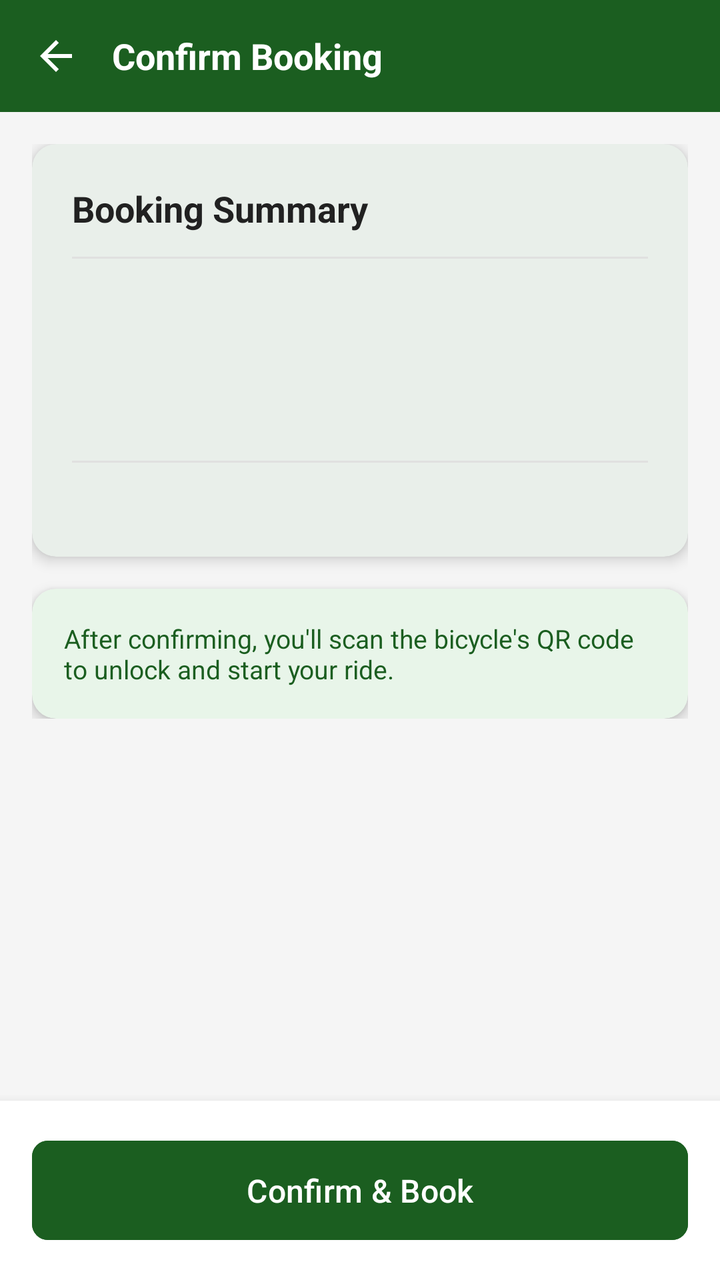
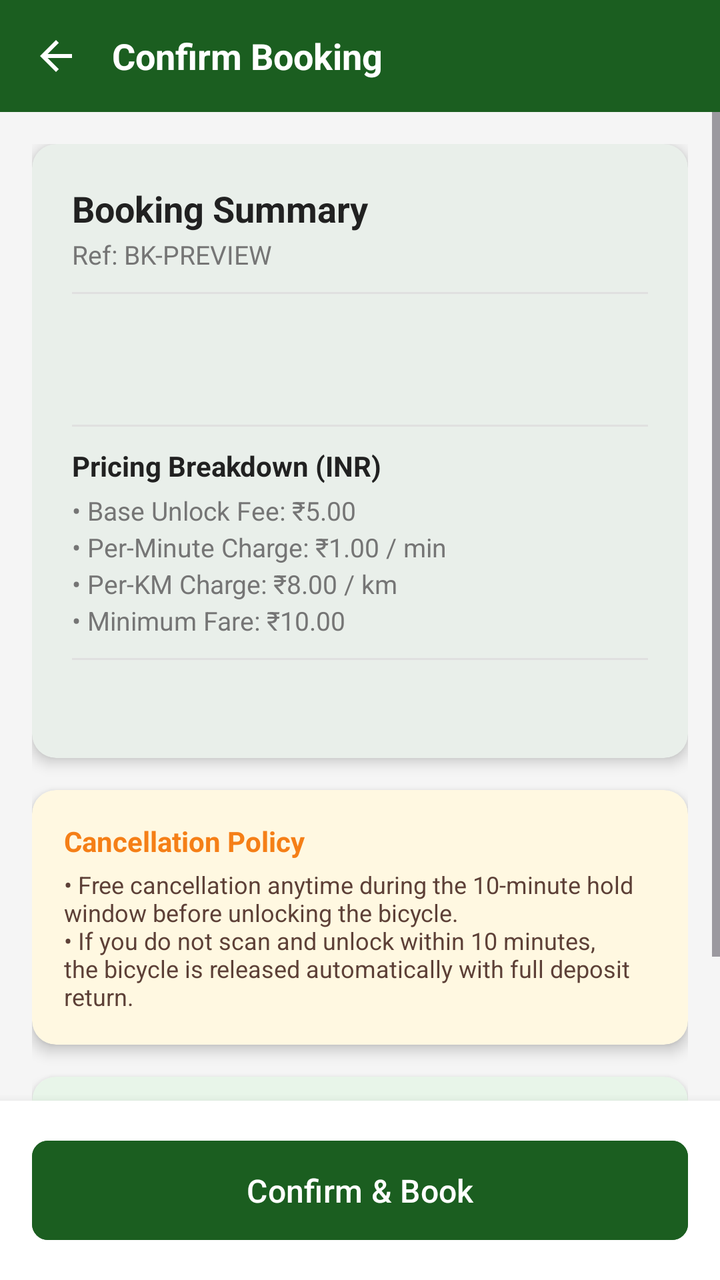

Two renders of the same Android screen: before a commit and after it. Below are the layout's source before the change and the commit's diff.
<!-- AndroidManifest.xml: application theme Theme.BicycleBookingApp -->
<!-- res/layout/fragment_booking_confirm.xml -->
<?xml version="1.0" encoding="utf-8"?>
<LinearLayout xmlns:android="http://schemas.android.com/apk/res/android"
    xmlns:app="http://schemas.android.com/apk/res-auto"
    android:layout_width="match_parent"
    android:layout_height="match_parent"
    android:background="@color/colorBackground"
    android:orientation="vertical">

    
    <LinearLayout
        android:layout_width="match_parent"
        android:layout_height="56dp"
        android:background="@color/colorPrimary"
        android:gravity="center_vertical"
        android:orientation="horizontal"
        android:paddingStart="8dp">

        <ImageView
            android:id="@+id/ivBack"
            android:layout_width="40dp"
            android:layout_height="40dp"
            android:src="@drawable/ic_back"
            android:contentDescription="Back"
            android:padding="8dp"
            android:tint="@color/white" />

        <TextView
            android:layout_width="wrap_content"
            android:layout_height="wrap_content"
            android:layout_marginStart="8dp"
            android:text="Confirm Booking"
            android:textColor="@color/white"
            android:textSize="18sp"
            android:textStyle="bold" />
    </LinearLayout>

    <ScrollView
        android:layout_width="match_parent"
        android:layout_height="0dp"
        android:layout_weight="1">

        <LinearLayout
            android:layout_width="match_parent"
            android:layout_height="wrap_content"
            android:orientation="vertical"
            android:padding="16dp">

            
            <com.google.android.material.card.MaterialCardView
                style="@style/CardStyle"
                android:layout_width="match_parent"
                android:layout_height="wrap_content"
                android:layout_marginBottom="16dp">

                <LinearLayout
                    android:layout_width="match_parent"
                    android:layout_height="wrap_content"
                    android:orientation="vertical"
                    android:padding="20dp">

                    <TextView
                        android:layout_width="wrap_content"
                        android:layout_height="wrap_content"
                        android:text="Booking Summary"
                        android:textColor="@color/colorTextPrimary"
                        android:textSize="18sp"
                        android:textStyle="bold" />

                    <View
                        android:layout_width="match_parent"
                        android:layout_height="1dp"
                        android:layout_marginTop="12dp"
                        android:layout_marginBottom="12dp"
                        android:background="@color/colorDivider" />

                    <TextView
                        android:id="@+id/tvBicycleId"
                        android:layout_width="wrap_content"
                        android:layout_height="wrap_content"
                        android:textColor="@color/colorTextPrimary"
                        android:textSize="15sp" />

                    <TextView
                        android:id="@+id/tvStation"
                        android:layout_width="wrap_content"
                        android:layout_height="wrap_content"
                        android:layout_marginTop="8dp"
                        android:textColor="@color/colorTextPrimary"
                        android:textSize="15sp" />

                    <TextView
                        android:id="@+id/tvRate"
                        android:layout_width="wrap_content"
                        android:layout_height="wrap_content"
                        android:layout_marginTop="8dp"
                        android:textColor="@color/colorAccent"
                        android:textSize="15sp"
                        android:textStyle="bold" />

                    <View
                        android:layout_width="match_parent"
                        android:layout_height="1dp"
                        android:layout_marginTop="12dp"
                        android:layout_marginBottom="8dp"
                        android:background="@color/colorDivider" />

                    <TextView
                        android:id="@+id/tvDeposit"
                        android:layout_width="wrap_content"
                        android:layout_height="wrap_content"
                        android:textColor="@color/colorPrimary"
                        android:textSize="14sp"
                        android:textStyle="bold" />

                </LinearLayout>
            </com.google.android.material.card.MaterialCardView>

            
            <com.google.android.material.card.MaterialCardView
                style="@style/CardStyle"
                android:layout_width="match_parent"
                android:layout_height="wrap_content"
                app:cardBackgroundColor="#E8F5E9">

                <TextView
                    android:layout_width="match_parent"
                    android:layout_height="wrap_content"
                    android:padding="16dp"
                    android:text="After confirming, you'll scan the bicycle's QR code to unlock and start your ride."
                    android:textColor="@color/colorPrimary"
                    android:textSize="13sp" />
            </com.google.android.material.card.MaterialCardView>

            <TextView
                android:id="@+id/tvError"
                android:layout_width="match_parent"
                android:layout_height="wrap_content"
                android:layout_marginTop="12dp"
                android:textColor="@color/colorUnavailable"
                android:textSize="13sp"
                android:visibility="gone" />

        </LinearLayout>
    </ScrollView>

    
    <LinearLayout
        android:layout_width="match_parent"
        android:layout_height="wrap_content"
        android:background="@color/colorSurface"
        android:elevation="8dp"
        android:orientation="vertical"
        android:padding="16dp">

        <ProgressBar
            android:id="@+id/progressBar"
            android:layout_width="wrap_content"
            android:layout_height="wrap_content"
            android:layout_gravity="center_horizontal"
            android:layout_marginBottom="8dp"
            android:visibility="gone" />

        <com.google.android.material.button.MaterialButton
            android:id="@+id/btnConfirmBooking"
            style="@style/PrimaryButton"
            android:layout_width="match_parent"
            android:layout_height="wrap_content"
            android:text="Confirm &amp; Book" />
    </LinearLayout>

</LinearLayout>
<!-- resources referenced by this layout -->
<resources>
  <color name="colorAccent">#FF6F00</color>
  <color name="colorBackground">#F5F5F5</color>
  <color name="colorDivider">#E0E0E0</color>
  <color name="colorPrimary">#1B5E20</color>
  <color name="colorSurface">#FFFFFF</color>
  <color name="colorTextPrimary">#212121</color>
  <color name="colorUnavailable">#F44336</color>
  <color name="white">#FFFFFFFF</color>
  <!-- drawable ic_back (drawable) -->
  <?xml version="1.0" encoding="utf-8"?>
  <vector xmlns:android="http://schemas.android.com/apk/res/android"
      android:width="24dp"
      android:height="24dp"
      android:viewportWidth="24"
      android:viewportHeight="24">
      <path
          android:fillColor="@android:color/black"
          android:pathData="M20,11H7.83l5.59,-5.59L12,4l-8,8 8,8 1.41,-1.41L7.83,13H20v-2z" />
  </vector>
  <style name="CardStyle" parent="Widget.Material3.CardView.Elevated">
          <item name="cardCornerRadius">12dp</item>
          <item name="cardElevation">4dp</item>
          <item name="cardBackgroundColor">@color/colorCardBackground</item>
      </style>
  <style name="PrimaryButton" parent="Widget.Material3.Button">
          <item name="android:backgroundTint">@color/colorPrimary</item>
          <item name="android:textColor">@color/white</item>
          <item name="cornerRadius">8dp</item>
          <item name="android:textSize">16sp</item>
          <item name="android:paddingTop">14dp</item>
          <item name="android:paddingBottom">14dp</item>
      </style>
  <style name="Theme.BicycleBookingApp" parent="Base.Theme.BicycleBookingApp" />
  <color name="colorCardBackground">#FFFFFF</color>
  <style name="Base.Theme.BicycleBookingApp" parent="Theme.Material3.Light.NoActionBar">
          <item name="colorPrimary">@color/colorPrimary</item>
          <item name="colorPrimaryVariant">@color/colorPrimaryDark</item>
          <item name="colorOnPrimary">@color/white</item>
          <item name="colorSecondary">@color/colorAccent</item>
          <item name="colorOnSecondary">@color/white</item>
          <item name="android:colorBackground">@color/colorBackground</item>
          <item name="colorSurface">@color/colorSurface</item>
          <item name="android:statusBarColor">@color/colorPrimary</item>
          <item name="android:navigationBarColor">@color/white</item>
      </style>
  <color name="colorPrimaryDark">#003300</color>
</resources>

<!-- the commit's change to res/layout/fragment_booking_confirm.xml (unified diff, before → after) -->
@@ -66,11 +66,20 @@
                         android:textSize="18sp"
                         android:textStyle="bold" />
 
+                    <TextView
+                        android:id="@+id/tvBookingRef"
+                        android:layout_width="wrap_content"
+                        android:layout_height="wrap_content"
+                        android:layout_marginTop="2dp"
+                        android:text="Ref: BK-PREVIEW"
+                        android:textColor="@color/colorTextSecondary"
+                        android:textSize="13sp" />
+
                     <View
                         android:layout_width="match_parent"
                         android:layout_height="1dp"
-                        android:layout_marginTop="12dp"
-                        android:layout_marginBottom="12dp"
+                        android:layout_marginTop="10dp"
+                        android:layout_marginBottom="10dp"
                         android:background="@color/colorDivider" />
 
                     <TextView
@@ -78,30 +87,47 @@
                         android:layout_width="wrap_content"
                         android:layout_height="wrap_content"
                         android:textColor="@color/colorTextPrimary"
-                        android:textSize="15sp" />
+                        android:textSize="15sp"
+                        android:textStyle="bold" />
 
                     <TextView
                         android:id="@+id/tvStation"
                         android:layout_width="wrap_content"
                         android:layout_height="wrap_content"
-                        android:layout_marginTop="8dp"
-                        android:textColor="@color/colorTextPrimary"
-                        android:textSize="15sp" />
+                        android:layout_marginTop="6dp"
+                        android:textColor="@color/colorTextPrimary"
+                        android:textSize="14sp" />
+
+                    <View
+                        android:layout_width="match_parent"
+                        android:layout_height="1dp"
+                        android:layout_marginTop="10dp"
+                        android:layout_marginBottom="10dp"
+                        android:background="@color/colorDivider" />
+
+                    <TextView
+                        android:layout_width="wrap_content"
+                        android:layout_height="wrap_content"
+                        android:text="Pricing Breakdown (INR)"
+                        android:textColor="@color/colorTextPrimary"
+                        android:textSize="14sp"
+                        android:textStyle="bold" />
 
                     <TextView
                         android:id="@+id/tvRate"
                         android:layout_width="wrap_content"
                         android:layout_height="wrap_content"
-                        android:layout_marginTop="8dp"
-                        android:textColor="@color/colorAccent"
-                        android:textSize="15sp"
-                        android:textStyle="bold" />
+                        android:layout_marginTop="4dp"
+                        android:lineSpacingExtra="3dp"
+                        android:text="• Base Unlock Fee: ₹5.00\n• Per-Minute Charge: ₹1.00 / min\n• Per-KM Charge: ₹8.00 / km\n• Minimum Fare: ₹10.00"
+                        android:textColor="@color/colorTextSecondary"
+                        android:textSize="13sp" />
 
                     <View
                         android:layout_width="match_parent"
                         android:layout_height="1dp"
-                        android:layout_marginTop="12dp"
-                        android:layout_marginBottom="8dp"
+                        android:layout_marginTop="10dp"
+                        android:layout_marginBottom="10dp"
                         android:background="@color/colorDivider" />
 
                     <TextView
@@ -112,6 +138,38 @@
                         android:textSize="14sp"
                         android:textStyle="bold" />
 
+                </LinearLayout>
+            </com.google.android.material.card.MaterialCardView>
+
+            
+            <com.google.android.material.card.MaterialCardView
+                style="@style/CardStyle"
+                android:layout_width="match_parent"
+                android:layout_height="wrap_content"
+                android:layout_marginBottom="16dp"
+                app:cardBackgroundColor="#FFF8E1">
+
+                <LinearLayout
+                    android:layout_width="match_parent"
+                    android:layout_height="wrap_content"
+                    android:orientation="vertical"
+                    android:padding="16dp">
+
+                    <TextView
+                        android:layout_width="wrap_content"
+                        android:layout_height="wrap_content"
+                        android:text="Cancellation Policy"
+                        android:textColor="#F57F17"
+                        android:textSize="14sp"
+                        android:textStyle="bold" />
+
+                    <TextView
+                        android:layout_width="match_parent"
+                        android:layout_height="wrap_content"
+                        android:layout_marginTop="4dp"
+                        android:text="• Free cancellation anytime during the 10-minute hold window before unlocking the bicycle.\n• If you do not scan and unlock within 10 minutes, the bicycle is released automatically with full deposit return."
+                        android:textColor="#5D4037"
+                        android:textSize="12sp" />
                 </LinearLayout>
             </com.google.android.material.card.MaterialCardView>
 
@@ -126,7 +184,7 @@
                     android:layout_width="match_parent"
                     android:layout_height="wrap_content"
                     android:padding="16dp"
-                    android:text="After confirming, you'll scan the bicycle's QR code to unlock and start your ride."
+                    android:text="Once confirmed, a 10-minute reservation countdown will begin. Scan the QR code on the bicycle to unlock and start riding."
                     android:textColor="@color/colorPrimary"
                     android:textSize="13sp" />
             </com.google.android.material.card.MaterialCardView>
<!-- resource entries referenced after the edit -->
@@ -6,6 +6,7 @@
   <color name="colorPrimary">#1B5E20</color>
   <color name="colorSurface">#FFFFFF</color>
   <color name="colorTextPrimary">#212121</color>
+  <color name="colorTextSecondary">#757575</color>
   <color name="colorUnavailable">#F44336</color>
   <color name="white">#FFFFFFFF</color>
   <!-- drawable ic_back (drawable) -->
